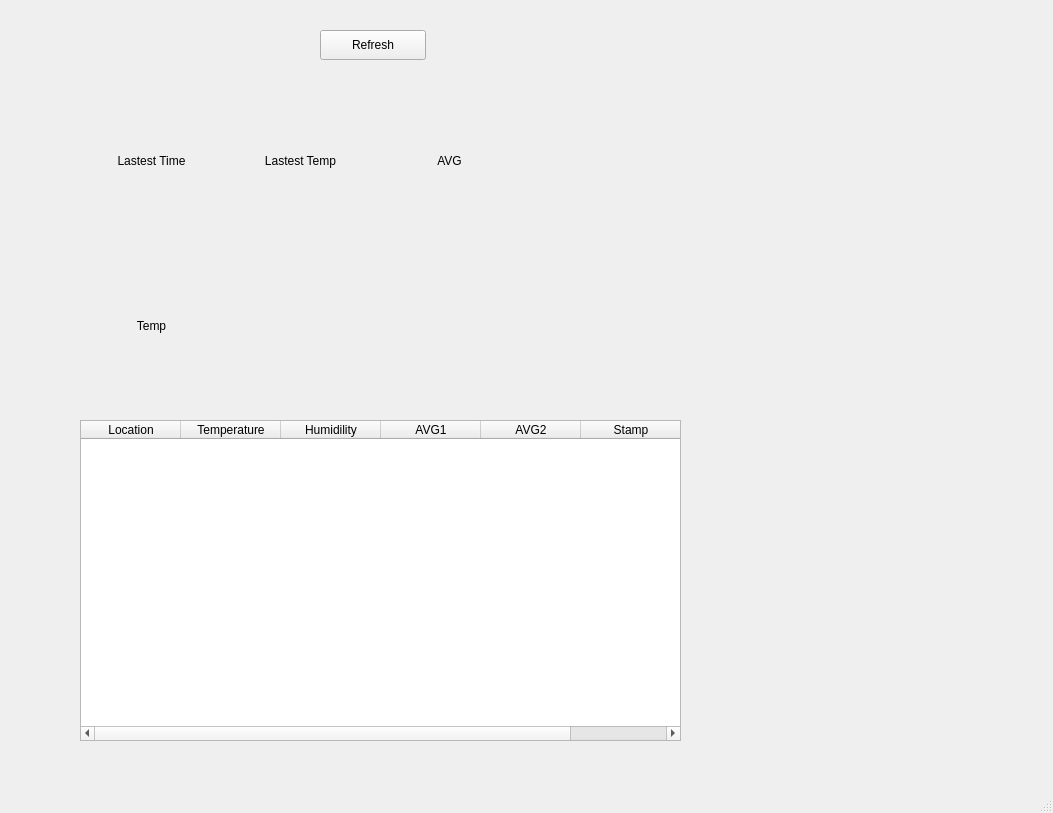
Qt form ui/MainWindow.ui (daopctn/WeatherStationMonitor) before a commit.
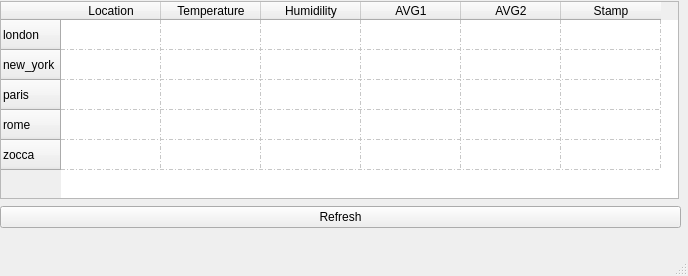
The same form after that commit.

The edit to the form file:
```diff
--- a/ui/MainWindow.ui
+++ b/ui/MainWindow.ui
@@ -6,126 +6,69 @@
    <rect>
     <x>0</x>
     <y>0</y>
-    <width>1053</width>
-    <height>813</height>
+    <width>688</width>
+    <height>276</height>
    </rect>
   </property>
   <property name="windowTitle">
    <string>MainWindow</string>
   </property>
   <widget class="QWidget" name="centralwidget">
-   <widget class="QPushButton" name="pushButton">
+   <widget class="QWidget" name="verticalLayoutWidget">
     <property name="geometry">
      <rect>
-      <x>320</x>
-      <y>30</y>
-      <width>106</width>
-      <height>30</height>
+      <x>0</x>
+      <y>0</y>
+      <width>681</width>
+      <height>231</height>
      </rect>
     </property>
-    <property name="text">
-     <string>Refresh</string>
-    </property>
-   </widget>
-   <widget class="QWidget" name="horizontalLayoutWidget">
-    <property name="geometry">
-     <rect>
-      <x>80</x>
-      <y>80</y>
-      <width>441</width>
-      <height>161</height>
-     </rect>
-    </property>
-    <layout class="QHBoxLayout" name="horizontalLayout">
+    <layout class="QVBoxLayout" name="verticalLayout">
      <item>
-      <widget class="QLabel" name="label_3">
-       <property name="text">
-        <string>Lastest Time</string>
-       </property>
-       <property name="alignment">
-        <set>Qt::AlignCenter</set>
-       </property>
-      </widget>
-     </item>
-     <item>
-      <widget class="QLabel" name="label_2">
-       <property name="text">
-        <string>Lastest Temp</string>
-       </property>
-       <property name="alignment">
-        <set>Qt::AlignCenter</set>
-       </property>
-      </widget>
-     </item>
-     <item>
-      <widget class="QLabel" name="label_7">
-       <property name="text">
-        <string>AVG</string>
-       </property>
-       <property name="alignment">
-        <set>Qt::AlignCenter</set>
-       </property>
-      </widget>
-     </item>
-    </layout>
-   </widget>
-   <widget class="QWidget" name="horizontalLayoutWidget_2">
-    <property name="geometry">
-     <rect>
-      <x>80</x>
-      <y>240</y>
-      <width>441</width>
-      <height>171</height>
-     </rect>
-    </property>
-    <layout class="QHBoxLayout" name="horizontalLayout_2">
-     <item>
-      <widget class="QLabel" name="label_4">
-       <property name="text">
-        <string>Temp</string>
-       </property>
-       <property name="alignment">
-        <set>Qt::AlignCenter</set>
-       </property>
-      </widget>
-     </item>
-     <item>
-      <widget class="QLabel" name="label_5">
-       <property name="text">
-        <string/>
-       </property>
-       <property name="alignment">
-        <set>Qt::AlignCenter</set>
-       </property>
-      </widget>
-     </item>
-     <item>
-      <widget class="QLabel" name="label_6">
-       <property name="text">
-        <string/>
-       </property>
-       <property name="alignment">
-        <set>Qt::AlignCenter</set>
-       </property>
-      </widget>
-     </item>
-    </layout>
-   </widget>
    <widget class="QTableWidget" name="tableWidget">
-    <property name="geometry">
-     <rect>
-      <x>80</x>
-      <y>420</y>
-      <width>601</width>
-      <height>321</height>
-     </rect>
+       <property name="maximumSize">
+        <size>
+         <width>679</width>
+         <height>198</height>
+        </size>
+       </property>
+       <property name="gridStyle">
+        <enum>Qt::DashDotLine</enum>
+       </property>
+       <property name="wordWrap">
+        <bool>true</bool>
     </property>
     <property name="rowCount">
-     <number>0</number>
+        <number>5</number>
     </property>
     <property name="columnCount">
      <number>6</number>
     </property>
+       <row>
+        <property name="text">
+         <string>london</string>
+        </property>
+       </row>
+       <row>
+        <property name="text">
+         <string>new_york</string>
+        </property>
+       </row>
+       <row>
+        <property name="text">
+         <string>paris</string>
+        </property>
+       </row>
+       <row>
+        <property name="text">
+         <string>rome</string>
+        </property>
+       </row>
+       <row>
+        <property name="text">
+         <string>zocca</string>
+        </property>
+       </row>
     <column>
      <property name="text">
       <string>Location</string>
@@ -157,6 +100,16 @@
      </property>
     </column>
    </widget>
+     </item>
+     <item>
+      <widget class="QPushButton" name="pushButton">
+       <property name="text">
+        <string>Refresh</string>
+       </property>
+      </widget>
+     </item>
+    </layout>
+   </widget>
   </widget>
   <widget class="QMenuBar" name="menubar">
    <property name="geometry">
```
Left out of the diff: 2 changed lines with no effect on the pictures. Lines whose indentation alone changed are shown as unchanged.
